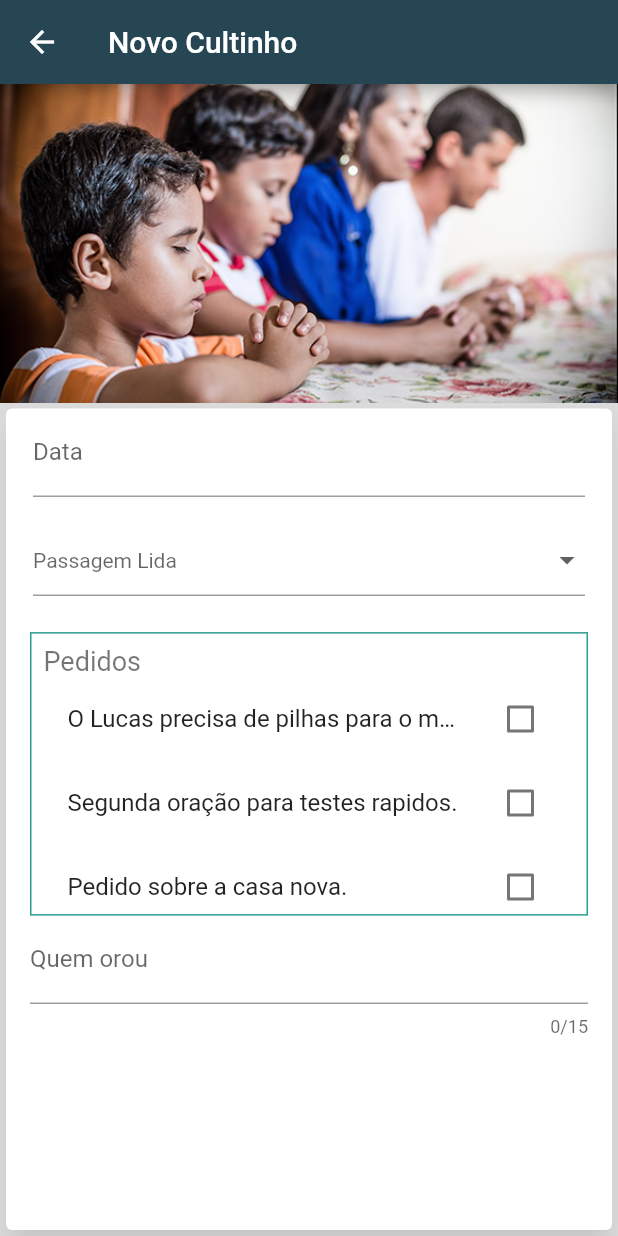
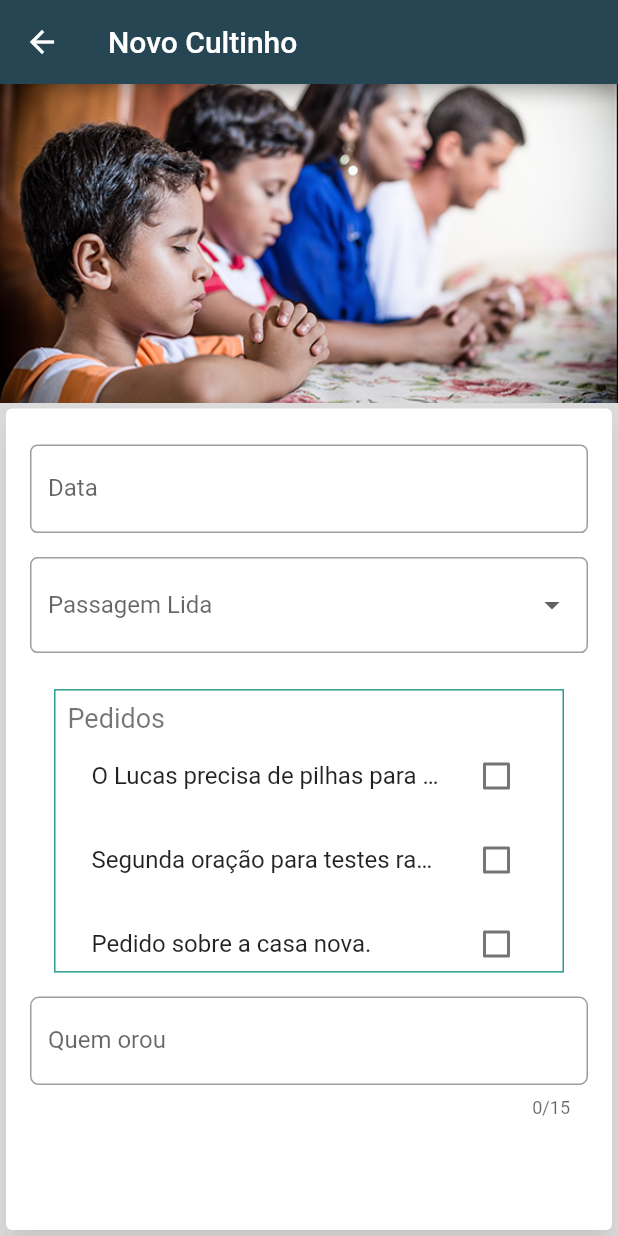
Before and after one commit to 1ucas/culto-domestico-app, a Flutter app: the NovoCultinho screen opened directly, on a phone screen of 412 x 824 dp. Run offline on Flutter 3.47's test engine with Material 2 defaults, Android fonts, the light colour scheme and no system bars.

Commit message:
Melhorias Layout novo Cultinho

```diff
--- a/lib/app/cultinhos/models/participante.dart
+++ /dev/null
@@ -1,10 +0,0 @@
-import 'package:meta/meta.dart';
-
-class Participante {
-
-  final String nome;
-  final bool orou;
-
-  Participante({ @required this.nome, this.orou = false});
-
-}
--- a/lib/app/cultinhos/ui/cultinhos_page.dart
+++ b/lib/app/cultinhos/ui/cultinhos_page.dart
@@ -2,7 +2,7 @@ import 'package:culto_domestico_app/app/common/styles/app_styles.dart';
 import 'package:culto_domestico_app/app/cultinhos/models/cultinho.dart';
 import 'package:culto_domestico_app/app/cultinhos/services/cultinho_service.dart';
 import 'package:culto_domestico_app/app/cultinhos/ui/cultinho_list_tile.dart';
-import 'package:culto_domestico_app/app/cultinhos/ui/detalhes_cultinho_page.dart';
+import 'package:culto_domestico_app/app/cultinhos/ui/novo_cultinho_page.dart';
 import 'package:culto_domestico_app/app/utils/lists/general_list_builder.dart';
 import 'package:flutter/material.dart';
 
--- a/lib/app/cultinhos/ui/detalhes_cultinho_page.dart
+++ b/lib/app/cultinhos/ui/novo_cultinho_page.dart
@@ -3,7 +3,6 @@ import 'package:culto_domestico_app/app/pedidos_oracao/services/pedidos_oracao_s
 import 'package:flutter/material.dart';
 
 class NovoCultinho extends StatefulWidget {
-
   @override
   _NovoCultinhoState createState() => _NovoCultinhoState();
 }
@@ -27,6 +26,8 @@ class _NovoCultinhoState extends State<NovoCultinho> {
       children: [
         Form(
           key: Key("123"),
+          child: Padding(
+            padding: const EdgeInsets.all(16.0),
             child: Column(
               children: [
                 _buildData(),
@@ -34,6 +35,7 @@ class _NovoCultinhoState extends State<NovoCultinho> {
                 _buildPedidosOracao(),
                 _buildQuemOrou(),
               ],
+            ),
           ),
         )
       ],
@@ -60,10 +62,15 @@ class _NovoCultinhoState extends State<NovoCultinho> {
       onTap: () async => await _selectDate(),
       child: AbsorbPointer(
         child: Padding(
-          padding: const EdgeInsets.symmetric(horizontal: 18.0),
+          padding: const EdgeInsets.only(top: 8.0),
           child: TextFormField(
             controller: _dateController,
-            decoration: InputDecoration(labelText: 'Data'),
+            decoration: InputDecoration(
+              labelText: "Data",
+              border: OutlineInputBorder(
+                borderRadius: BorderRadius.circular(5.0),
+              ),
+            ),
             autofocus: false,
           ),
         ),
@@ -100,7 +107,12 @@ class _NovoCultinhoState extends State<NovoCultinho> {
 
   Widget _buildLivroLido() {
     return DropdownButtonFormField<String>(
-      hint: Text("Passagem Lida"),
+      decoration: InputDecoration(
+        labelText: "Passagem Lida",
+        border: OutlineInputBorder(
+          borderRadius: BorderRadius.circular(5.0),
+        ),
+      ),
       elevation: 16,
       style: TextStyle(color: Colors.indigo),
       onChanged: (String newValue) {
@@ -153,7 +165,7 @@ class _NovoCultinhoState extends State<NovoCultinho> {
 
   Widget _buildPassagemLida() {
     return Padding(
-      padding: const EdgeInsets.only(left: 18.0, right: 18.0, top: 18.0),
+      padding: const EdgeInsets.only(top: 16.0),
       child: Row(
         children: [
           Expanded(flex: 1, child: _buildLivroLido()),
@@ -207,11 +219,16 @@ class _NovoCultinhoState extends State<NovoCultinho> {
 
   Widget _buildQuemOrou() {
     return Padding(
-      padding: const EdgeInsets.only(left: 16.0, right: 16.0, bottom: 32.0),
+      padding: const EdgeInsets.only(top: 16, bottom: 24.0),
       child: TextFormField(
+        decoration: InputDecoration(
+          labelText: "Quem orou",
+          border: OutlineInputBorder(
+            borderRadius: BorderRadius.circular(5.8),
+          ),
+        ),
         maxLength: 15,
         initialValue: quemOrou,
-        decoration: InputDecoration(labelText: 'Quem orou'),
       ),
     );
   }
@@ -242,8 +259,7 @@ class _NovoCultinhoState extends State<NovoCultinho> {
     return Scaffold(
       appBar: AppBar(
         backgroundColor: AppStyle.PrimaryColor,
-        title:
-            Text("Novo Cultinho"),
+        title: Text("Novo Cultinho"),
       ),
       body: _buildContents(),
     );
--- a/lib/main.dart
+++ b/lib/main.dart
@@ -16,7 +16,7 @@ class MyApp extends StatelessWidget {
   @override
   Widget build(BuildContext context) {
     return MaterialApp(
-      title: 'Flutter Demo',
+      title: 'Cultinho App',
       color: AppStyle.PrimaryColor,
       theme: ThemeData(
         // This is the theme of your application.
```
Also changed, not shown: 1 other file. Lines whose indentation alone changed are shown as unchanged.
